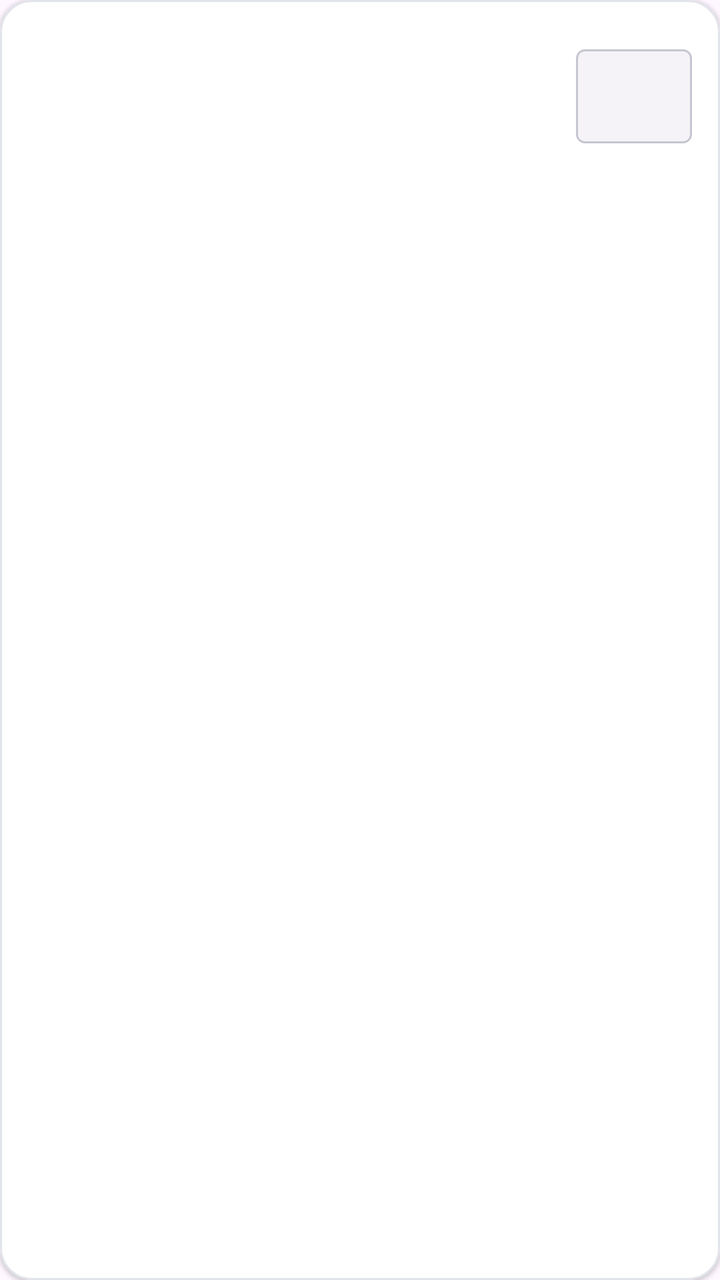
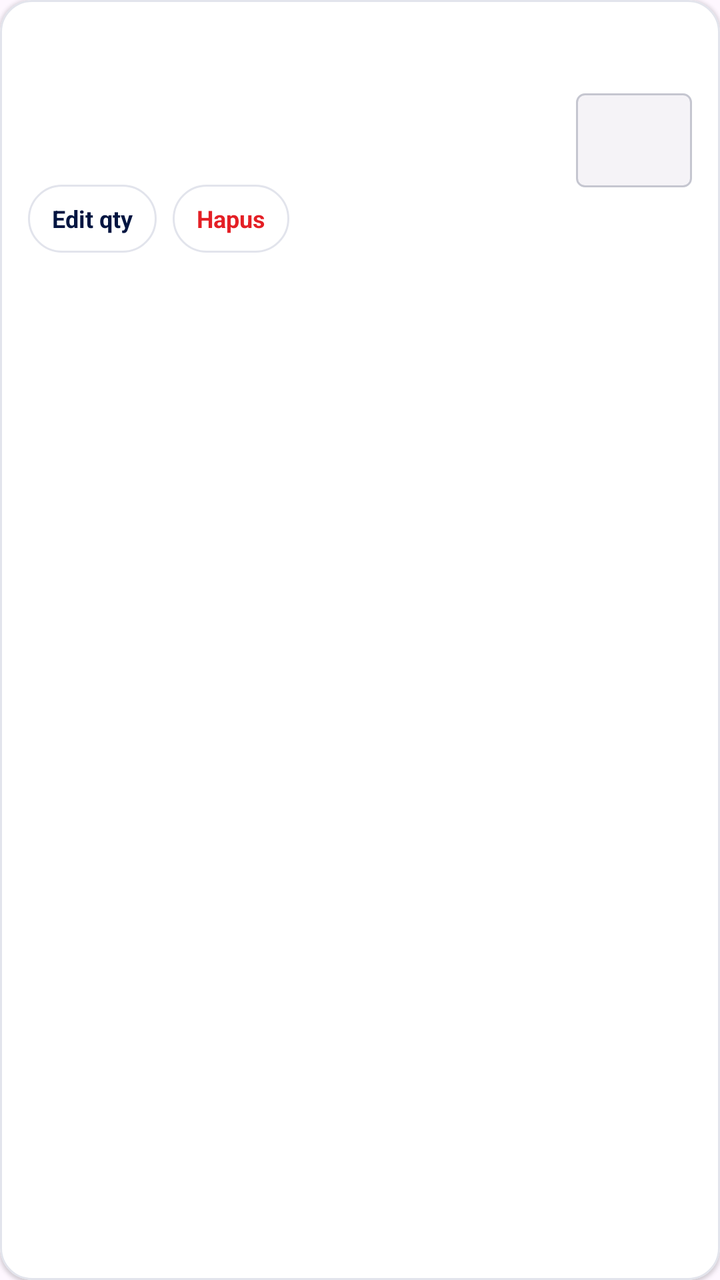

An Android layout rendered at two revisions. The XML below is the earlier revision; the diff shows what the commit changed to produce the second picture.
<!-- AndroidManifest.xml: application theme Theme.HeroStockTake -->
<!-- res/layout/item_scan_draft.xml -->
<?xml version="1.0" encoding="utf-8"?>
<com.google.android.material.card.MaterialCardView xmlns:android="http://schemas.android.com/apk/res/android"
    xmlns:app="http://schemas.android.com/apk/res-auto"
    android:layout_width="match_parent"
    android:layout_height="wrap_content"
    android:layout_marginVertical="6dp"
    android:foreground="?attr/selectableItemBackground"
    app:cardBackgroundColor="@color/white"
    app:cardCornerRadius="16dp"
    app:cardElevation="1dp"
    app:strokeColor="#E2E4EC"
    app:strokeWidth="1dp">

    <LinearLayout
        android:layout_width="match_parent"
        android:layout_height="wrap_content"
        android:gravity="center_vertical"
        android:orientation="horizontal"
        android:padding="14dp">

        <LinearLayout
            android:layout_width="0dp"
            android:layout_height="wrap_content"
            android:layout_weight="1"
            android:orientation="vertical">

            <LinearLayout
                android:layout_width="match_parent"
                android:layout_height="wrap_content"
                android:gravity="center_vertical"
                android:orientation="horizontal">

                <TextView
                    android:id="@+id/productName"
                    android:layout_width="0dp"
                    android:layout_height="wrap_content"
                    android:layout_weight="1"
                    android:ellipsize="end"
                    android:maxLines="2"
                    android:textColor="@color/hero_text"
                    android:textSize="15sp"
                    android:textStyle="bold" />

                <TextView
                    android:id="@+id/latestBadge"
                    android:layout_width="wrap_content"
                    android:layout_height="wrap_content"
                    android:layout_marginStart="8dp"
                    android:background="@drawable/bg_scan_item_badge"
                    android:text="Terbaru"
                    android:textColor="@color/white"
                    android:textSize="11sp"
                    android:textStyle="bold"
                    android:visibility="gone" />
            </LinearLayout>

            <TextView
                android:id="@+id/barcode"
                android:layout_width="wrap_content"
                android:layout_height="wrap_content"
                android:layout_marginTop="7dp"
                android:textColor="@color/hero_text_muted"
                android:textSize="13sp" />

            <TextView
                android:id="@+id/inputType"
                android:layout_width="wrap_content"
                android:layout_height="wrap_content"
                android:layout_marginTop="7dp"
                android:textColor="@color/hero_green"
                android:textSize="12sp"
                android:textStyle="bold" />
        </LinearLayout>

        <TextView
            android:id="@+id/quantity"
            android:layout_width="wrap_content"
            android:layout_height="wrap_content"
            android:layout_marginStart="12dp"
            android:background="@drawable/bg_quantity"
            android:gravity="center"
            android:minWidth="58dp"
            android:paddingHorizontal="14dp"
            android:paddingVertical="10dp"
            android:textColor="@color/hero_navy"
            android:textSize="20sp"
            android:textStyle="bold" />
    </LinearLayout>
</com.google.android.material.card.MaterialCardView>
<!-- resources referenced by this layout -->
<resources>
  <color name="hero_green">#0BA36D</color>
  <color name="hero_navy">#021541</color>
  <color name="hero_text">#1B1B1F</color>
  <color name="hero_text_muted">#5C5D66</color>
  <color name="white">#FFFFFF</color>
  <!-- drawable bg_quantity (drawable) -->
  <?xml version="1.0" encoding="utf-8"?>
  <shape xmlns:android="http://schemas.android.com/apk/res/android">
      <solid android:color="@color/hero_surface_low" />
      <corners android:radius="4dp" />
      <stroke android:width="1dp" android:color="@color/hero_outline" />
  </shape>
  <!-- drawable bg_scan_item_badge (drawable) -->
  <?xml version="1.0" encoding="utf-8"?>
  <shape xmlns:android="http://schemas.android.com/apk/res/android">
      <solid android:color="@color/hero_navy" />
      <corners android:radius="999dp" />
      <padding android:left="10dp" android:top="4dp" android:right="10dp" android:bottom="4dp" />
  </shape>
  <style name="Theme.HeroStockTake" parent="Theme.Material3.Light.NoActionBar">
          <item name="colorPrimary">@color/hero_navy</item>
          <item name="colorOnPrimary">@color/white</item>
          <item name="colorSecondary">@color/hero_red</item>
          <item name="colorOnSecondary">@color/white</item>
          <item name="colorSurface">@color/hero_surface</item>
          <item name="colorOnSurface">@color/hero_text</item>
          <item name="android:windowLightStatusBar">true</item>
          <item name="android:statusBarColor">@color/hero_navy</item>
          <item name="android:navigationBarColor">@color/white</item>
          <item name="android:windowActionModeOverlay">true</item>
      </style>
  <color name="hero_surface_low">#F5F3F7</color>
  <color name="hero_outline">#C5C6D0</color>
  <color name="hero_red">#E41F25</color>
  <color name="hero_surface">#FBF8FD</color>
</resources>

<!-- the commit's change to res/layout/item_scan_draft.xml (unified diff, before → after) -->
@@ -70,6 +70,39 @@
                 android:textColor="@color/hero_green"
                 android:textSize="12sp"
                 android:textStyle="bold" />
+
+            <LinearLayout
+                android:id="@+id/draftActions"
+                android:layout_width="wrap_content"
+                android:layout_height="wrap_content"
+                android:layout_marginTop="10dp"
+                android:orientation="horizontal">
+
+                <TextView
+                    android:id="@+id/editQuantityButton"
+                    android:layout_width="wrap_content"
+                    android:layout_height="34dp"
+                    android:background="@drawable/bg_stat_card"
+                    android:gravity="center"
+                    android:paddingHorizontal="12dp"
+                    android:text="Edit qty"
+                    android:textColor="@color/hero_navy"
+                    android:textSize="12sp"
+                    android:textStyle="bold" />
+
+                <TextView
+                    android:id="@+id/deleteItemButton"
+                    android:layout_width="wrap_content"
+                    android:layout_height="34dp"
+                    android:layout_marginStart="8dp"
+                    android:background="@drawable/bg_stat_card"
+                    android:gravity="center"
+                    android:paddingHorizontal="12dp"
+                    android:text="Hapus"
+                    android:textColor="@color/hero_red"
+                    android:textSize="12sp"
+                    android:textStyle="bold" />
+            </LinearLayout>
         </LinearLayout>
 
         <TextView
<!-- resource entries referenced after the edit -->
@@ -19,6 +19,13 @@
       <corners android:radius="999dp" />
       <padding android:left="10dp" android:top="4dp" android:right="10dp" android:bottom="4dp" />
   </shape>
+  <!-- drawable bg_stat_card (drawable) -->
+  <?xml version="1.0" encoding="utf-8"?>
+  <shape xmlns:android="http://schemas.android.com/apk/res/android">
+      <solid android:color="@color/white" />
+      <corners android:radius="18dp" />
+      <stroke android:width="1dp" android:color="#E2E4EC" />
+  </shape>
   <style name="Theme.HeroStockTake" parent="Theme.Material3.Light.NoActionBar">
           <item name="colorPrimary">@color/hero_navy</item>
           <item name="colorOnPrimary">@color/white</item>
